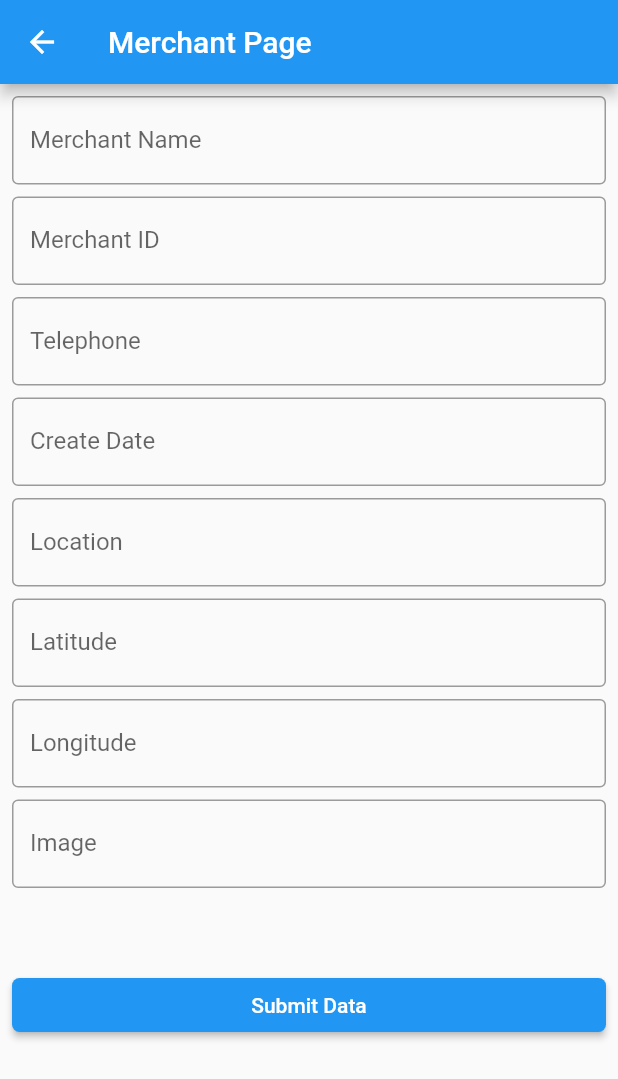
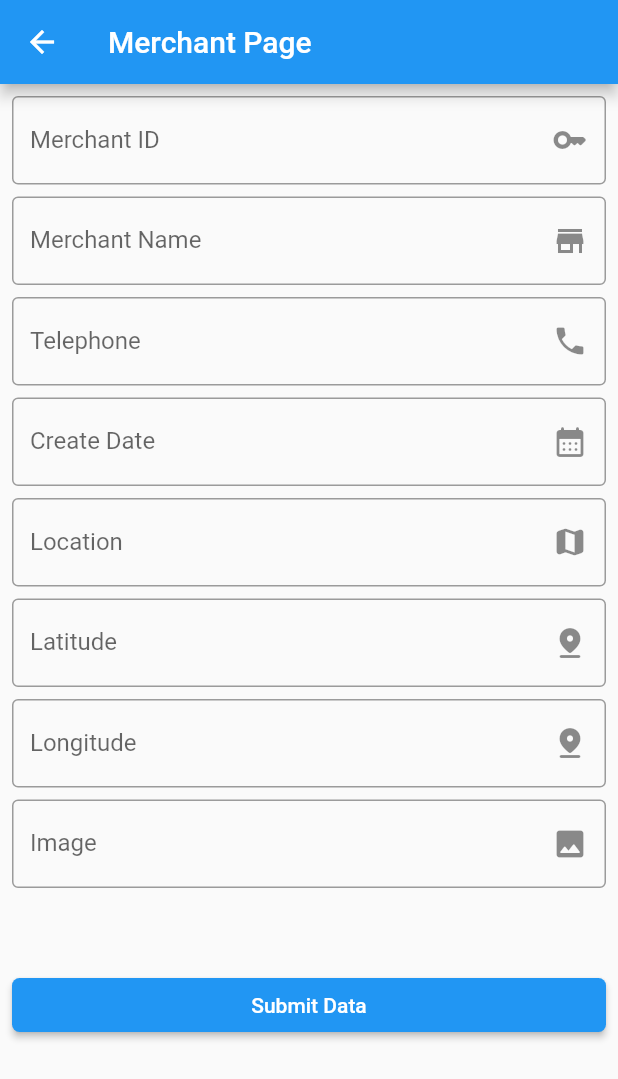
Before and after one commit to MounSovongdy/LoyEat_Admin, a Flutter app: the MarchantsSrceen screen opened directly, on a phone screen of 412 x 824 dp. Shown: the top 1079 px of the screen. Run offline on Flutter 3.47's test engine with Material 2 defaults, Android fonts, the phone set to English and light mode, and no system bars; our stand-ins replace cloud_firestore, firebase_core; accounts and stored records are empty.

Commit message:
icon onTap

```diff
--- a/lib/src/srceen/marchants_srceen.dart
+++ b/lib/src/srceen/marchants_srceen.dart
@@ -3,6 +3,7 @@
 import 'package:flutter/material.dart';
 import 'package:loyeat_admin/src/widget/bottom_app_bar_widget.dart';
 import 'package:cloud_firestore/cloud_firestore.dart';
+import 'package:intl/intl.dart';
 
 class MarchantsSrceen extends StatefulWidget {
   const MarchantsSrceen({Key? key}) : super(key: key);
@@ -12,7 +13,6 @@ class MarchantsSrceen extends StatefulWidget {
 }
 
 class _MarchantsSrceenState extends State<MarchantsSrceen> {
-
   final merchantName = TextEditingController();
   final merchantId = TextEditingController();
   final createAt = TextEditingController();
@@ -22,8 +22,8 @@ class _MarchantsSrceenState extends State<MarchantsSrceen> {
   final longitude = TextEditingController();
   final image = TextEditingController();
 
-
-  CollectionReference merchants = FirebaseFirestore.instance.collection('merchants');
+  CollectionReference merchants =
+      FirebaseFirestore.instance.collection('merchants');
 
   @override
   Widget build(BuildContext context) {
@@ -39,33 +39,81 @@ class _MarchantsSrceenState extends State<MarchantsSrceen> {
   );
 
   Widget get body {
+    return ListView(
+      padding: const EdgeInsets.symmetric(vertical: 4, horizontal: 0),
+      children: [
+        textEditingController(
+            controller: merchantId,
+            labletext: 'Merchant ID',
+            suffixIcon: GestureDetector(
+                onTap: () => {}, child: const Icon(Icons.key_rounded))),
+        textEditingController(
+            controller: merchantName,
+            labletext: 'Merchant Name',
+            suffixIcon: GestureDetector(
+                onTap: () => {}, child: const Icon(Icons.store))),
+        textEditingController(
+            controller: tel,
+            labletext: 'Telephone',
+            suffixIcon: GestureDetector(
+                onTap: () => {}, child: const Icon(Icons.phone))),
+        textEditingController(
+            controller: createAt,
+            labletext: 'Create Date',
+            suffixIcon: GestureDetector(
+                onTap: () async {
+                  DateTime? pickerDate = await showDatePicker(
+                      context: context,
+                      initialDate: DateTime.now(),
+                      firstDate: DateTime(2000),
+                      lastDate: DateTime(2101));
 
-    return ListView(
-      padding: const EdgeInsets.symmetric(vertical: 4, horizontal:0),
-      children: [
-        textEditingController(controller: merchantName,labletext: 'Merchant Name'),
-        textEditingController(controller: merchantId,labletext: 'Merchant ID'),
-        textEditingController(controller: tel,labletext: 'Telephone'),
-        textEditingController(controller: createAt,labletext: 'Create Date'),
-        textEditingController(controller: location,labletext: 'Location'),
-        textEditingController(controller: latitude, labletext: 'Latitude'),
-        textEditingController(controller: longitude, labletext: 'Longitude'),
-        textEditingController(controller: image,labletext: 'Image'),
-
+                  if (pickerDate != null) {
+                    setState(() {
+                      createAt.text =
+                          DateFormat('dd-MMMM-yyyy').format(pickerDate);
+                    });
+                  }
+                },
+                child: const Icon(Icons.calendar_month_rounded))),
+        textEditingController(
+            controller: location,
+            labletext: 'Location',
+            suffixIcon: GestureDetector(
+                onTap: () => {}, child: const Icon(Icons.map_rounded))),
+        textEditingController(
+            controller: latitude,
+            labletext: 'Latitude',
+            suffixIcon: GestureDetector(
+                onTap: () => {}, child: const Icon(Icons.pin_drop_rounded))),
+        textEditingController(
+            controller: longitude,
+            labletext: 'Longitude',
+            suffixIcon: GestureDetector(
+                onTap: () => {}, child: const Icon(Icons.pin_drop_rounded))),
+        textEditingController(
+            controller: image,
+            labletext: 'Image',
+            suffixIcon: GestureDetector(
+                onTap: () => {}, child: const Icon(Icons.image_rounded))),
         buttonSubmit,
       ],
     );
   }
 
-  Widget textEditingController({required TextEditingController controller, required String labletext}){
-    return Column(
-      children: [
+  Widget textEditingController({
+    required TextEditingController controller,
+    required String labletext,
+    Widget? suffixIcon,
+  }) {
+    return Column(children: [
       Container(
         padding: const EdgeInsets.symmetric(vertical: 4, horizontal: 8),
-            child:  TextField(
+        child: TextField(
           controller: controller,
           obscureText: false,
-              decoration:  InputDecoration(
+          decoration: InputDecoration(
+            suffixIcon: suffixIcon,
             border: const OutlineInputBorder(),
             labelText: labletext,
           ),
@@ -74,11 +122,10 @@ class _MarchantsSrceenState extends State<MarchantsSrceen> {
           },
         ),
       ),
-      ]
-    );
+    ]);
   }
 
-  Widget get buttonSubmit{
+  Widget get buttonSubmit {
     return Container(
       padding: const EdgeInsets.symmetric(vertical: 50, horizontal: 8),
       child: Column(
@@ -93,13 +140,14 @@ class _MarchantsSrceenState extends State<MarchantsSrceen> {
                 //onPressed for insert to firestore
                 onPressed: () async {
                   await merchants.add({
-                    'merchant_id' : merchantId.text,
-                    'merchant_name' : merchantName.text,
-                    'tel' : tel.text,
-                    'create_at' : createAt.text,
-                    'location' : location.text,
-                    'position' : GeoPoint(double.parse(latitude.text),double.parse(longitude.text)),
-                    'image' : image.text,
+                    'merchant_id': merchantId.text,
+                    'merchant_name': merchantName.text,
+                    'tel': tel.text,
+                    'create_at': createAt.text,
+                    'location': location.text,
+                    'position': GeoPoint(double.parse(latitude.text),
+                        double.parse(longitude.text)),
+                    'image': image.text,
                   }).then((value) => print(' Deliver Added'));
 
                   //clear text from testfeild
--- a/pubspec.yaml
+++ b/pubspec.yaml
@@ -29,7 +29,7 @@ environment:
 dependencies:
   flutter:
     sdk: flutter
-
+  intl: ^0.17.0
 
   # The following adds the Cupertino Icons font to your application.
   # Use with the CupertinoIcons class for iOS style icons.
@@ -40,6 +40,7 @@ dependencies:
 dev_dependencies:
   flutter_test:
     sdk: flutter
+
 
   # The "flutter_lints" package below contains a set of recommended lints to
   # encourage good coding practices. The lint set provided by the package is
```
Also changed, not shown: lib/src/srceen/customer_srceen.dart (+45 -12 lines), pubspec.lock. Lines whose indentation alone changed are shown as unchanged.
